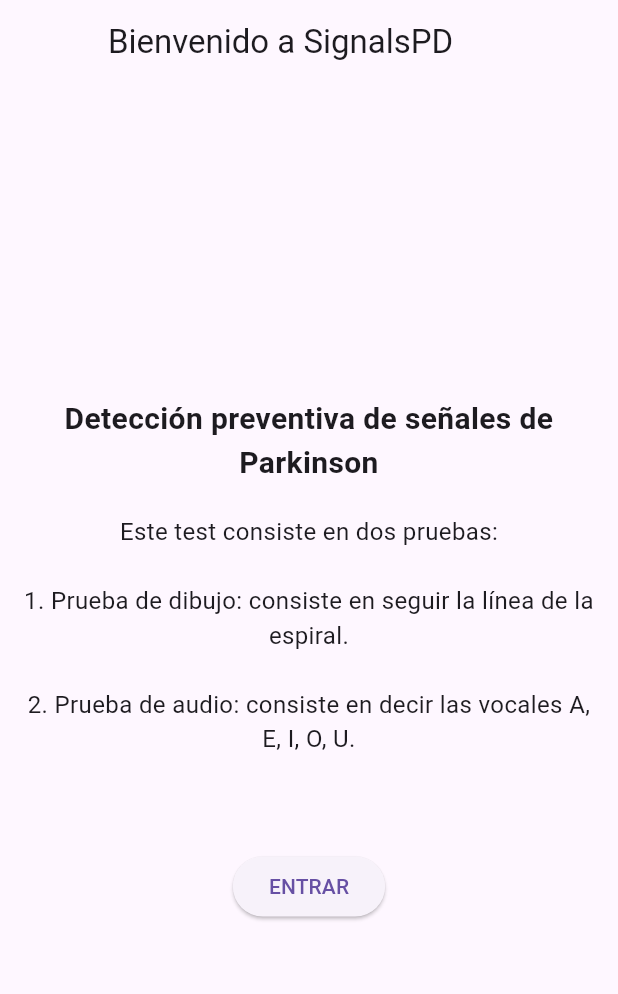
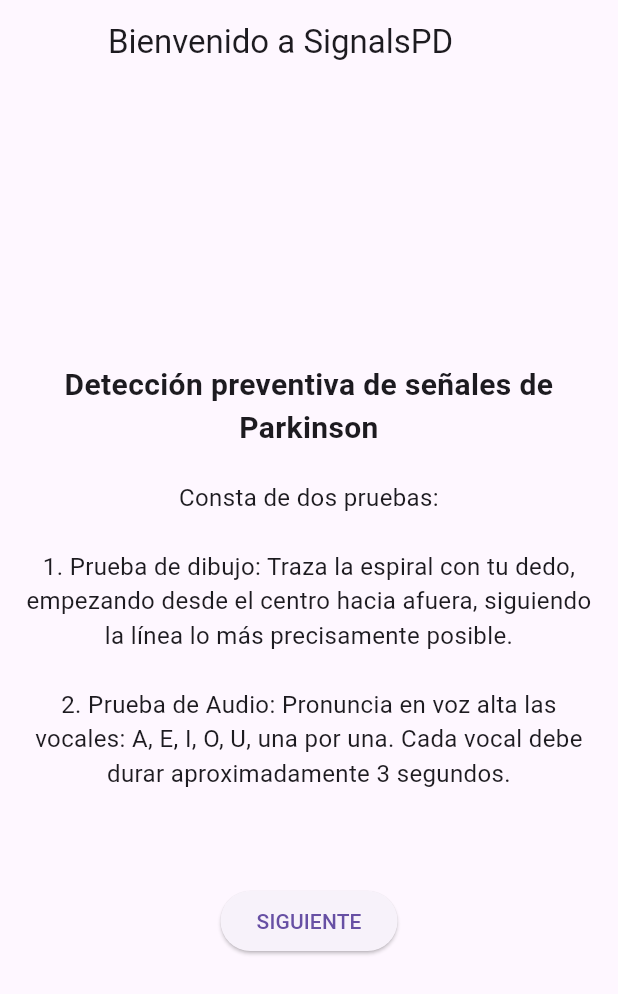
Before and after one commit to DarwinJesusNeiraC/Tesis_app, a Flutter app: the screen it shows after launch, on a phone screen of 412 x 824 dp. Shown: the top 994 px of the screen. Run offline on Flutter 3.47's test engine with Material 3 defaults, Android fonts, the light colour scheme and no system bars; our stand-ins replace firebase_core, permission_handler; missing offline and left inert: flutter_sound; accounts and stored records are empty.

Commit message:
description screen texts

```diff
--- a/lib/screens/description_screen.dart
+++ b/lib/screens/description_screen.dart
@@ -24,9 +24,9 @@
             ),
             SizedBox(height: 20),
             Text(
-              'Este test consiste en dos pruebas:\n\n'
-              '1. Prueba de dibujo: consiste en seguir la línea de la espiral.\n\n'
-              '2. Prueba de audio: consiste en decir las vocales A, E, I, O, U.\n',
+              'Consta de dos pruebas:\n\n'
+              '1. Prueba de dibujo: Traza la espiral con tu dedo, empezando desde el centro hacia afuera, siguiendo la línea lo más precisamente posible.\n\n'
+              '2. Prueba de Audio: Pronuncia en voz alta las vocales: A, E, I, O, U, una por una. Cada vocal debe durar aproximadamente 3 segundos.\n',
               style: TextStyle(fontSize: 16),
               textAlign: TextAlign.center,
             ),
@@ -35,7 +35,7 @@
               onPressed: () {
                 Navigator.pushNamed(context, '/user_form');
               },
-              child: Text('ENTRAR'),
+              child: Text('SIGUIENTE'),
             ),
           ],
         ),
```
